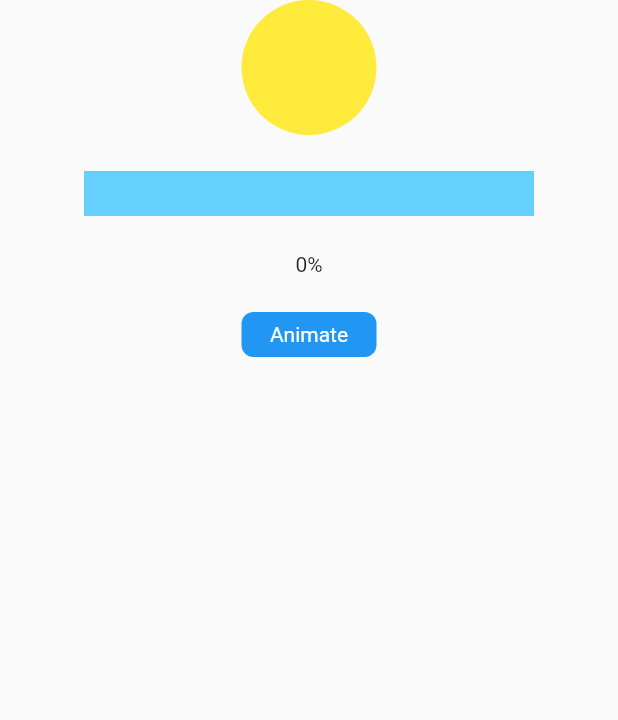
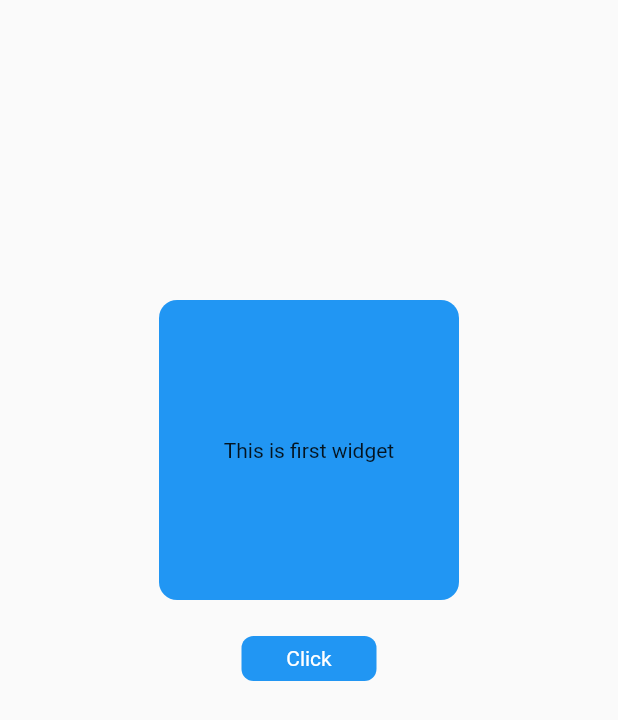
Before and after one commit to ahadjonovss/animations_sample, a Flutter app: the screen it shows after launch, on a phone screen of 412 x 824 dp. Shown: the top 720 px of the screen. Run offline on Flutter 3.47's test engine with Material 2 defaults, Android fonts, the phone set to English and light mode, and no system bars.

Commit message:
Done: Sixth task

```diff
--- a/lib/main.dart
+++ b/lib/main.dart
@@ -3,6 +3,7 @@ import 'package:animations/tasks/fifth_task.dart';
 import 'package:animations/tasks/first_task.dart';
 import 'package:animations/tasks/fourth_task.dart';
 import 'package:animations/tasks/second_task.dart';
+import 'package:animations/tasks/task_sixth.dart';
 import 'package:animations/tasks/third_task.dart';
 import 'package:flutter/material.dart';
 
@@ -22,7 +23,7 @@ class MyApp extends StatelessWidget {
       theme: ThemeData(
         primarySwatch: Colors.blue,
       ),
-      home: FifthTask()
+      home: TaskSixth()
     );
   }
 }
--- /dev/null
+++ b/lib/tasks/task_sixth.dart
@@ -0,0 +1,68 @@
+import 'package:flutter/material.dart';
+
+class TaskSixth extends StatefulWidget {
+  const TaskSixth({Key? key}) : super(key: key);
+
+  @override
+  State<TaskSixth> createState() => _TaskSixthState();
+}
+
+class _TaskSixthState extends State<TaskSixth> {
+  bool visibile=false;
+  int count=0;
+  @override
+  Widget build(BuildContext context) {
+    return Scaffold(
+      body: SafeArea(
+        child: Center(
+          child: Column(
+            children: [
+              SizedBox(height: 200,),
+          AnimatedSwitcher(
+          duration: const Duration(milliseconds: 1000),
+          child: (visibile)
+              ? Container(
+            key: ValueKey<int>(0),
+            width: 200,
+            height: 200,
+            color: Colors.red,
+            child: Center(child: Text("This is first widget")),
+          )
+              : Container(
+            key: ValueKey<int>(1),
+            width: 200,
+            height: 200,
+            decoration:  BoxDecoration(
+              borderRadius: BorderRadius.circular(12),
+              color: Colors.blue,
+            ),
+              child: Center(child: Text("This is first widget"))
+          ),
+        ),
+              SizedBox(height: 24,),
+              InkWell(
+                  child: Container(
+                    width: 90,
+                    height: 30,
+                    decoration: BoxDecoration(
+                      borderRadius: BorderRadius.circular(8),
+                      color: Colors.blue,
+                    ),
+                    child: Center(child: Text("Click",style: TextStyle(color: Colors.white),))
+                    ,
+                  ),
+                  onTap: (){
+                    setState(() {
+                      visibile=!visibile;
+                      count++;
+                    });
+
+                  }
+              )
+            ],
+          ),
+        ),
+      ),
+    );
+  }
+}
```
